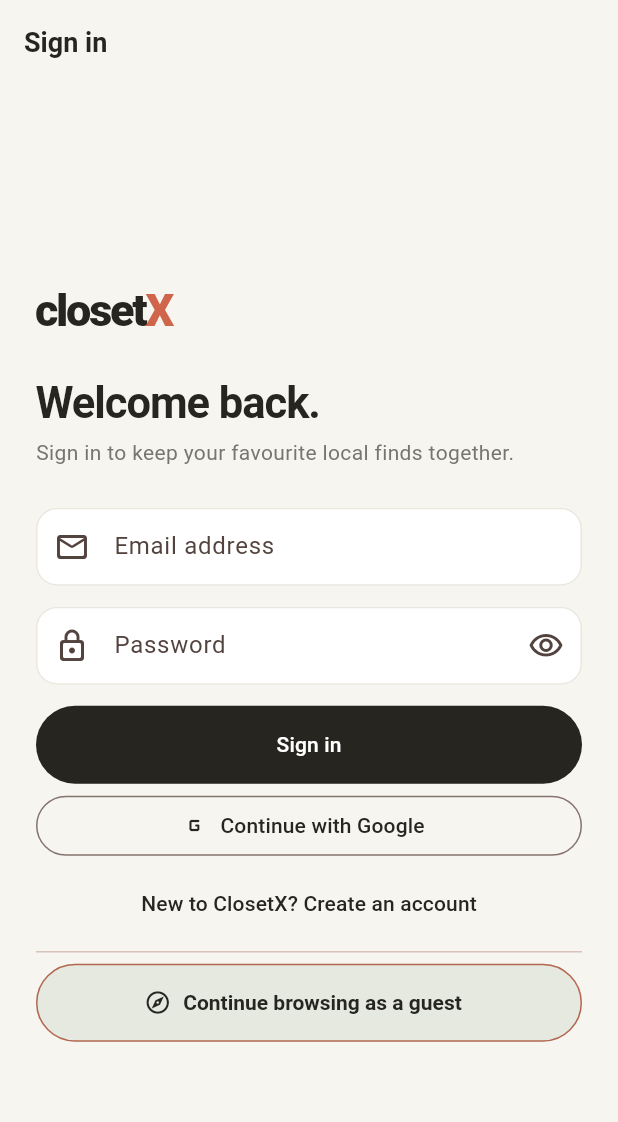
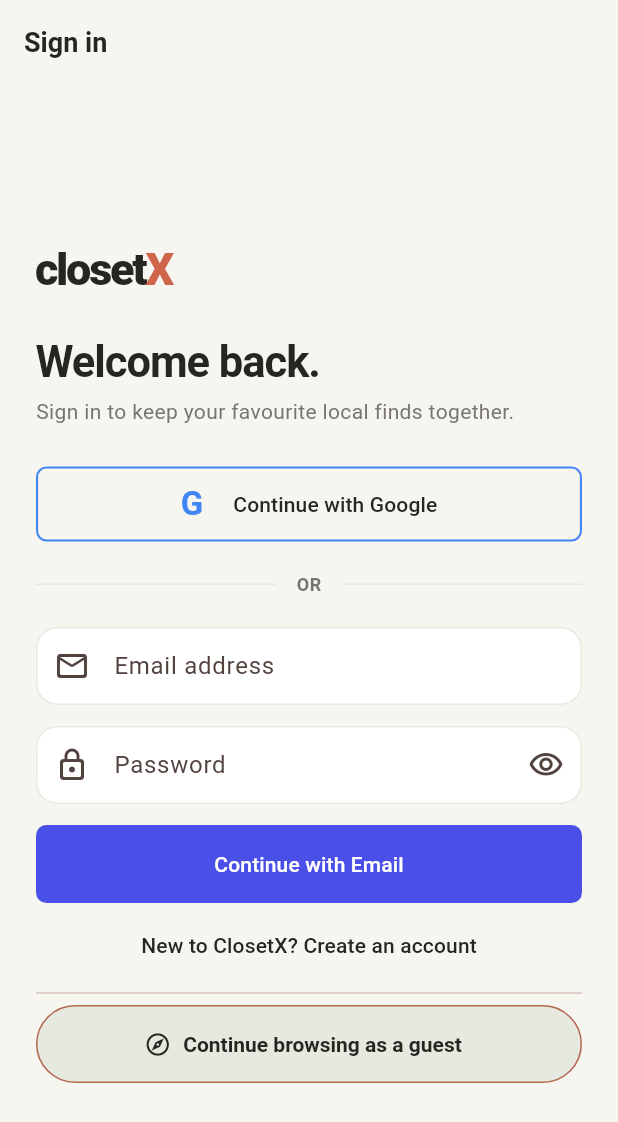
Before and after one commit to Billyammm/ClosetX, a Flutter app: the screen it shows after launch, on a phone screen of 412 x 824 dp. Shown: the top 1122 px of the screen. Run offline on Flutter 3.47's test engine with Material 3 defaults, Android fonts, the phone set to English and light mode, and no system bars; our stand-ins replace flutter_local_notifications, image_picker, package_info_plus, permission_handler, shared_preferences, supabase_flutter and 2 more; missing offline and left inert: dart:js_interop, webview_flutter_android; accounts and stored records are empty; network calls fail.

Commit message:
feat: add Google sign-in update and release notifications
Co-authored-by: Copilot <223556219+Copilot@users.noreply.github.com>

```diff
--- a/lib/main.dart
+++ b/lib/main.dart
@@ -1,6 +1,9 @@
+import 'dart:async';
+
 import 'package:flutter/material.dart';
 
 import 'app.dart';
+import 'services/app_update_service.dart';
 import 'supabase/supabase_config.dart';
 
 export 'app.dart' show ClosetXApp;
@@ -8,5 +11,7 @@ export 'app.dart' show ClosetXApp;
 Future<void> main() async {
   WidgetsFlutterBinding.ensureInitialized();
   await initializeSupabase();
+  await AppUpdateService.initialize();
+  unawaited(AppUpdateService.checkAndNotify());
   runApp(const ClosetXApp());
 }
--- a/lib/screens/account_screens.dart
+++ b/lib/screens/account_screens.dart
@@ -74,6 +74,22 @@ Future<void> refreshCatalog(BuildContext context) {
 // ---------------------------------------------------------------------------
 // Sign in / create account
 // ---------------------------------------------------------------------------
+
+class _GoogleMark extends StatelessWidget {
+  const _GoogleMark();
+
+  @override
+  Widget build(BuildContext context) {
+    return const Text(
+      'G',
+      style: TextStyle(
+        color: Color(0xFF4285F4),
+        fontSize: 22,
+        fontWeight: FontWeight.w700,
+      ),
+    );
+  }
+}
 
 class LoginScreen extends StatefulWidget {
   const LoginScreen({
@@ -149,6 +165,56 @@ class _LoginScreenState extends State<LoginScreen> {
                       ),
                     ),
                     const SizedBox(height: 26),
+                    if (!_isCreatingAccount) ...[
+                      OutlinedButton(
+                        onPressed: _isBusy ? null : _signInWithGoogle,
+                        style: OutlinedButton.styleFrom(
+                          foregroundColor: ink,
+                          minimumSize: const Size(0, 50),
+                          side: const BorderSide(
+                            color: Color(0xFF4285F4),
+                            width: 1.4,
+                          ),
+                          shape: RoundedRectangleBorder(
+                            borderRadius: BorderRadius.circular(7),
+                          ),
+                        ),
+                        child: _isBusy
+                            ? const SizedBox.square(
+                                dimension: 20,
+                                child: CircularProgressIndicator(
+                                  strokeWidth: 2,
+                                ),
+                              )
+                            : const Row(
+                                mainAxisAlignment: MainAxisAlignment.center,
+                                children: [
+                                  _GoogleMark(),
+                                  SizedBox(width: 20),
+                                  Text('Continue with Google'),
+                                ],
+                              ),
+                      ),
+                      const SizedBox(height: 20),
+                      const Row(
+                        children: [
+                          Expanded(child: Divider(color: line)),
+                          Padding(
+                            padding: EdgeInsets.symmetric(horizontal: 14),
+                            child: Text(
+                              'OR',
+                              style: TextStyle(
+                                color: muted,
+                                fontSize: 12,
+                                fontWeight: FontWeight.w600,
+                              ),
+                            ),
+                          ),
+                          Expanded(child: Divider(color: line)),
+                        ],
+                      ),
+                      const SizedBox(height: 20),
+                    ],
                     if (_isCreatingAccount) ...[
                       TextFormField(
                         controller: _nameController,
@@ -220,9 +286,14 @@ class _LoginScreenState extends State<LoginScreen> {
                     FilledButton(
                       onPressed: _isBusy ? null : _submit,
                       style: FilledButton.styleFrom(
-                        backgroundColor: ink,
+                        backgroundColor: _isCreatingAccount
+                            ? ink
+                            : const Color(0xFF4A4FE8),
                         foregroundColor: Colors.white,
                         minimumSize: const Size(0, 52),
+                        shape: RoundedRectangleBorder(
+                          borderRadius: BorderRadius.circular(7),
+                        ),
                       ),
                       child: _isBusy
                           ? const SizedBox.square(
@@ -233,20 +304,11 @@ class _LoginScreenState extends State<LoginScreen> {
                               ),
                             )
                           : Text(
-                              _isCreatingAccount ? 'Create account' : 'Sign in',
+                              _isCreatingAccount
+                                  ? 'Create account'
+                                  : 'Continue with Email',
                             ),
                     ),
-                    if (!_isCreatingAccount) ...[
-                      const SizedBox(height: 4),
-                      OutlinedButton.icon(
-                        onPressed: _isBusy ? null : _signInWithGoogle,
-                        icon: const Icon(Icons.g_mobiledata_rounded),
-                        label: const Text('Continue with Google'),
-                        style: OutlinedButton.styleFrom(
-                          minimumSize: const Size(0, 40),
-                        ),
-                      ),
-                    ],
                     const SizedBox(height: 4),
                     TextButton(
                       onPressed: _isBusy ? null : _toggleAccountMode,
```
Also changed, not shown: lib/services/app_update_service.dart (added, +143 -0 lines), pubspec.yaml (+6 -1 lines), pubspec.lock, 6 other files.
